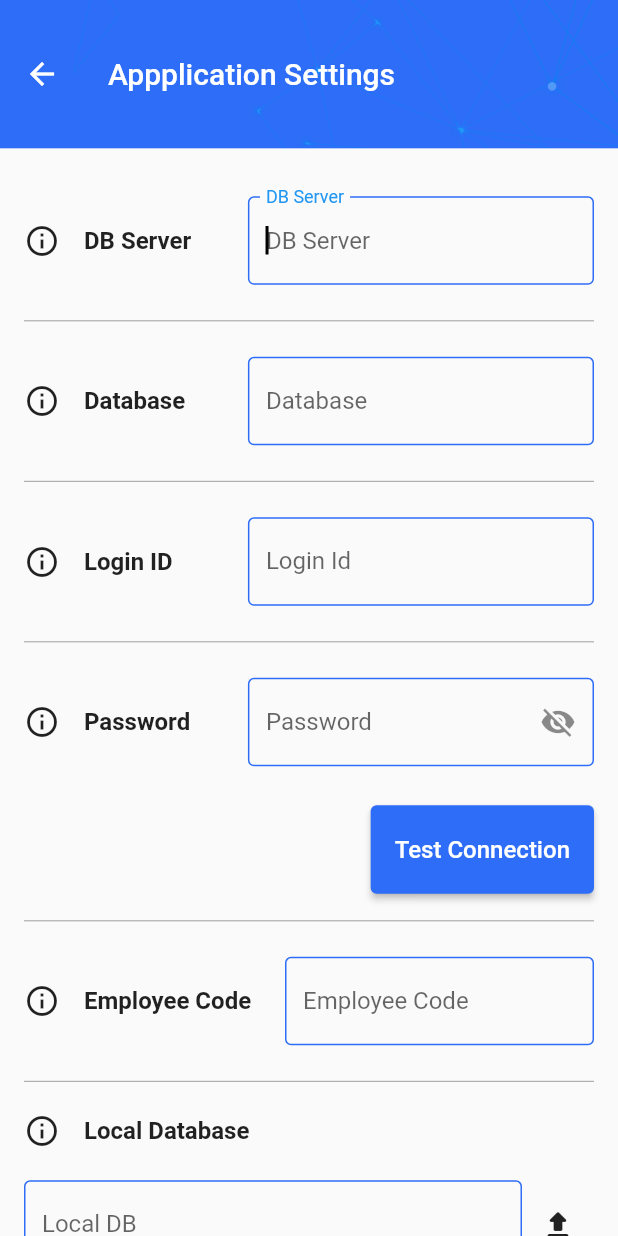
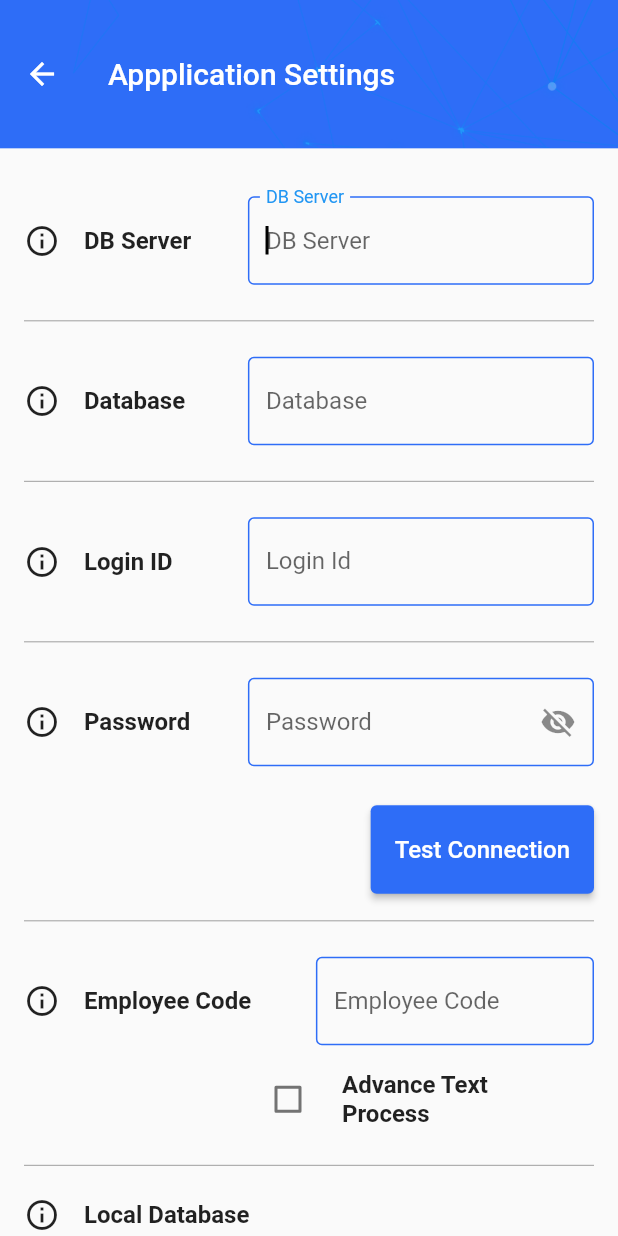
Before and after one commit to ztalha6/ZUL-ROUTE, a Flutter app: the AppSettingsView screen opened directly, on a phone screen of 412 x 824 dp. Run offline on Flutter 3.47's test engine with Material 2 defaults, Android fonts, the phone set to English and light mode, and no system bars; our stand-ins replace flutter_spinkit, pinput, stacked; Roboto replaces fonts that are missing (Montserrat).

Commit message:
Application Page Completed

```diff
--- a/lib/screens/application_settings/app_settings_view.dart
+++ b/lib/screens/application_settings/app_settings_view.dart
@@ -245,21 +245,25 @@ class AppSettingsView extends StatelessWidget {
                   ),
                   Divider(color: Colors.grey),
                   Padding(
-                    padding: const EdgeInsets.only(top: 16, bottom: 16),
-                    child: Row(
+                    padding: const EdgeInsets.only(top: 16, bottom: 8),
+                    child: Column(
+                      mainAxisAlignment: MainAxisAlignment.end,
+                      children: [
+                        Row(
                           mainAxisAlignment: MainAxisAlignment.spaceBetween,
                           children: [
                             Row(
                               children: [
                                 PopupMenuButton(
                                     shape: RoundedRectangleBorder(
-                                    borderRadius:
-                                        BorderRadius.all(Radius.circular(8.0))),
+                                        borderRadius: BorderRadius.all(
+                                            Radius.circular(8.0))),
                                     child: Container(
                                       child: Icon(Icons.info_outline),
                                     ),
                                     itemBuilder: (context) {
-                                  List<PopupMenuItem> _list = <PopupMenuItem>[];
+                                      List<PopupMenuItem> _list =
+                                          <PopupMenuItem>[];
                                       _list.add(PopupMenuItem(
                                         child: Text("Employee Code"),
                                       ));
@@ -270,7 +274,7 @@ class AppSettingsView extends StatelessWidget {
                               ],
                             ),
                             Container(
-                          width: MediaQuery.of(context).size.width * 0.50,
+                              width: MediaQuery.of(context).size.width * 0.45,
                               child: InputWidget(
                                 onDone: () {},
                                 onEditingComplete: () {
@@ -290,6 +294,25 @@ class AppSettingsView extends StatelessWidget {
                                 validator: (String) {},
                               ),
                             ),
+                          ],
+                        ),
+                        Padding(
+                          padding: const EdgeInsets.only(left: 140, top: 8),
+                          child: Row(children: [
+                            Flexible(
+                              child: CheckboxListTile(
+                                title: Text("Advance Text Process",
+                                    style: boldStyle),
+                                value: model.check,
+                                onChanged: (newValue) {
+                                  model.check = newValue;
+                                },
+                                controlAffinity: ListTileControlAffinity
+                                    .leading, //  <-- leading Checkbox
+                              ),
+                            ),
+                          ]),
+                        )
                       ],
                     ),
                   ),
@@ -317,7 +340,9 @@ class AppSettingsView extends StatelessWidget {
                   SizedBox(
                     height: 8,
                   ),
-                  Row(
+                  Padding(
+                    padding: const EdgeInsets.only(left: 16, bottom: 16),
+                    child: Row(
                       children: [
                         Expanded(
                           child: InputWidget(
@@ -344,11 +369,50 @@ class AppSettingsView extends StatelessWidget {
                             icon: Icon(Icons.file_upload_rounded))
                       ],
                     ),
+                  ),
+                  Padding(
+                    padding: const EdgeInsets.all(18),
+                    child: Row(
+                      mainAxisAlignment: MainAxisAlignment.center,
+                      children: [
+                        Expanded(
+                          child: ElevatedButton(
+                            style:
+                                ElevatedButton.styleFrom(primary: Colors.red),
+                            onPressed: () async {},
+                            child: Padding(
+                              padding: EdgeInsets.symmetric(vertical: 20),
+                              child: Text(
+                                "Close",
+                                style: TextStyle(fontSize: 16),
+                              ),
+                            ),
+                          ),
+                        ),
+                        SizedBox(
+                          width: 10,
+                        ),
+                        Expanded(
+                          child: ElevatedButton(
+                            onPressed: () async {},
+                            child: Padding(
+                              padding: EdgeInsets.symmetric(vertical: 20),
+                              child: Text(
+                                "Save",
+                                style: TextStyle(fontSize: 16),
+                              ),
+                            ),
+                          ),
+                        ),
+                      ],
+                    ),
+                  ),
                 ],
               ),
             ),
           ),
         ),
+        //floatingActionButton:
       ),
     );
   }
--- a/lib/screens/application_settings/app_settings_viewmodel.dart
+++ b/lib/screens/application_settings/app_settings_viewmodel.dart
@@ -5,6 +5,13 @@ class AppSettingsViewModel extends ChangeNotifier {
   TextEditingController _dbServerController = TextEditingController();
   TextEditingController _databaseController = TextEditingController();
   TextEditingController get dbServerController => _dbServerController;
+  bool? _check = false;
+  bool? get check => _check;
+  set check(bool? val) {
+    _check = val;
+    notifyListeners();
+  }
+
   set dbServerController(TextEditingController val) {
     _dbServerController = val;
     notifyListeners();
--- a/pubspec.yaml
+++ b/pubspec.yaml
@@ -47,7 +47,7 @@ flutter:
 
   # To add assets to your application, add an assets section, like this:
   assets:
-    - assets/icons/
+    #- assets/icons/
     - assets/appbar/
 
   # An image asset can refer to one or more resolution-specific "variants", see
```
Lines whose indentation alone changed are shown as unchanged.
